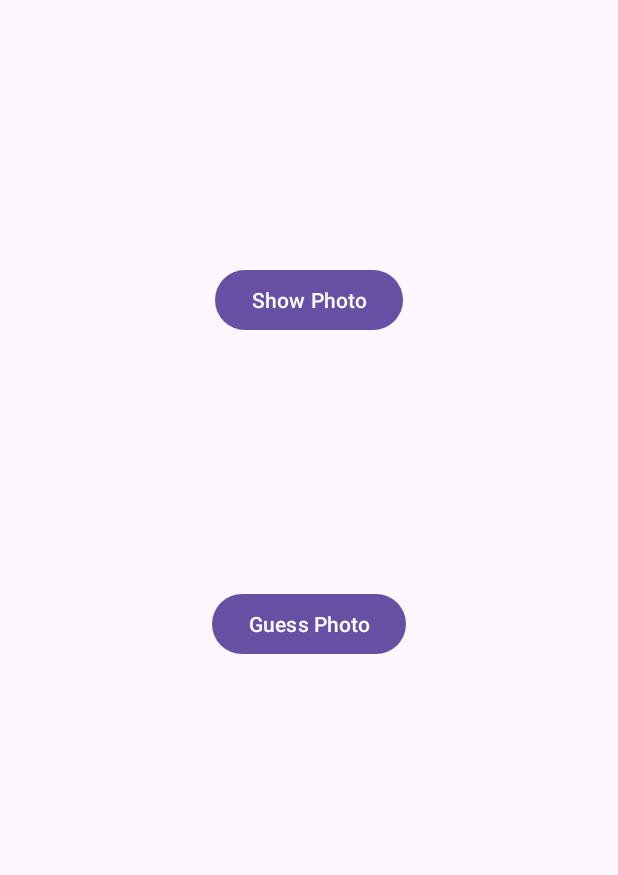
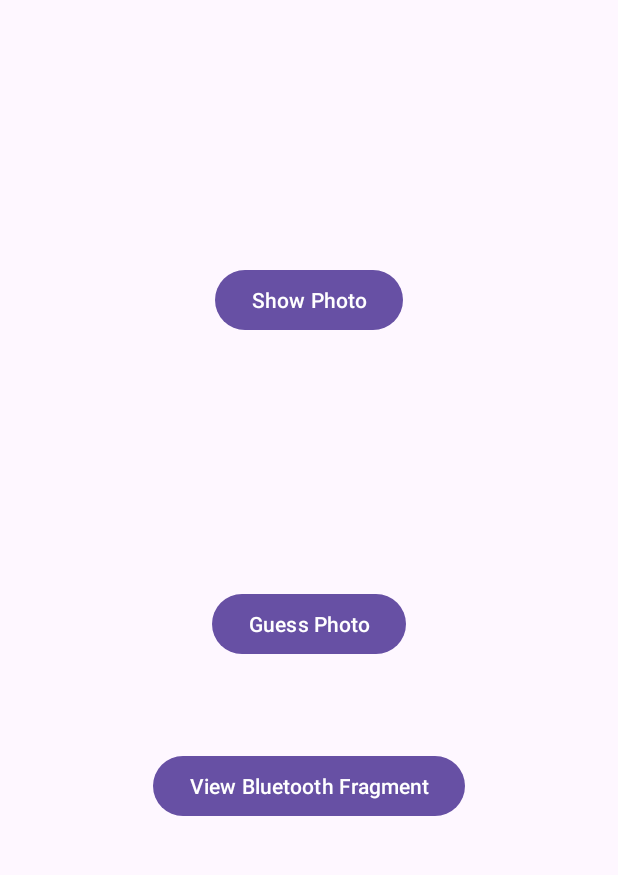
Before and after one commit to GriffinBaxter/Guess-it, an Android app: the screen it shows after launch (MainActivity), on a phone screen of 412 x 824 dp, the part 324-1199 px from its top. Run offline under Robolectric (Android 15) with nearby library versions, the phone set to English and light mode, and no system bars; our stand-ins replace Dagger/Hilt's generated code.

Commit message:
Initial bluetooth testing fragment completed

```diff
--- a/app/src/main/java/nz/ac/canterbury/guessit/BluetoothViewModel.kt
+++ b/app/src/main/java/nz/ac/canterbury/guessit/BluetoothViewModel.kt
@@ -2,8 +2,11 @@ package nz.ac.canterbury.guessit
 
 import androidx.lifecycle.ViewModel
 import dagger.hilt.android.lifecycle.HiltViewModel
+import javax.inject.Inject
 
 @HiltViewModel
-class BluetoothViewModel : ViewModel() {
+class BluetoothViewModel @Inject constructor(
+
+) : ViewModel() {
     // TODO: Implement the ViewModel
 }
--- a/app/src/main/java/nz/ac/canterbury/guessit/HomeFragment.kt
+++ b/app/src/main/java/nz/ac/canterbury/guessit/HomeFragment.kt
@@ -21,6 +21,11 @@ class HomeFragment : Fragment() {
             Navigation.findNavController(requireView()).navigate(R.id.action_homeFragment_to_showPhoto)
         }
 
+        val showBluetoothButton: Button = view.findViewById(R.id.showBluetoothButton)
+        showBluetoothButton.setOnClickListener {
+            Navigation.findNavController(requireView()).navigate(R.id.action_homeFragment_to_BluetoothFragment2)
+        }
+
         return view
     }
 }
--- a/app/src/main/res/layout/fragment_home.xml
+++ b/app/src/main/res/layout/fragment_home.xml
@@ -39,5 +39,15 @@
         app:layout_constraintStart_toStartOf="parent"
         app:layout_constraintTop_toBottomOf="@+id/showPhotoButton" />
 
+    <Button
+        android:id="@+id/showBluetoothButton"
+        android:layout_width="wrap_content"
+        android:layout_height="wrap_content"
+        android:text="View Bluetooth Fragment"
+        app:layout_constraintBottom_toBottomOf="parent"
+        app:layout_constraintEnd_toEndOf="parent"
+        app:layout_constraintStart_toStartOf="parent"
+        app:layout_constraintTop_toBottomOf="@+id/guessPhotoButton" />
+
 
 </androidx.constraintlayout.widget.ConstraintLayout>
--- a/app/src/main/res/navigation/nav_graph.xml
+++ b/app/src/main/res/navigation/nav_graph.xml
@@ -13,6 +13,9 @@
         <action
             android:id="@+id/action_homeFragment_to_showPhoto"
             app:destination="@id/showPhoto" />
+        <action
+            android:id="@+id/action_homeFragment_to_BluetoothFragment2"
+            app:destination="@id/BluetoothFragment" />
     </fragment>
     <fragment
         android:id="@+id/showPhoto"
@@ -20,7 +23,7 @@
         android:label="fragment_show_photo"
         tools:layout="@layout/fragment_show_photo" />
     <fragment
-        android:id="@+id/BluetoohFragment"
+        android:id="@+id/BluetoothFragment"
         android:name="nz.ac.canterbury.guessit.BluetoothFragment"
         android:label="fragment_bluetooth"
         tools:layout="@layout/fragment_bluetooth"/>
```
Also changed, not shown: app/src/main/java/nz/ac/canterbury/guessit/BluetoothFragment.kt (+62 -0 lines).
